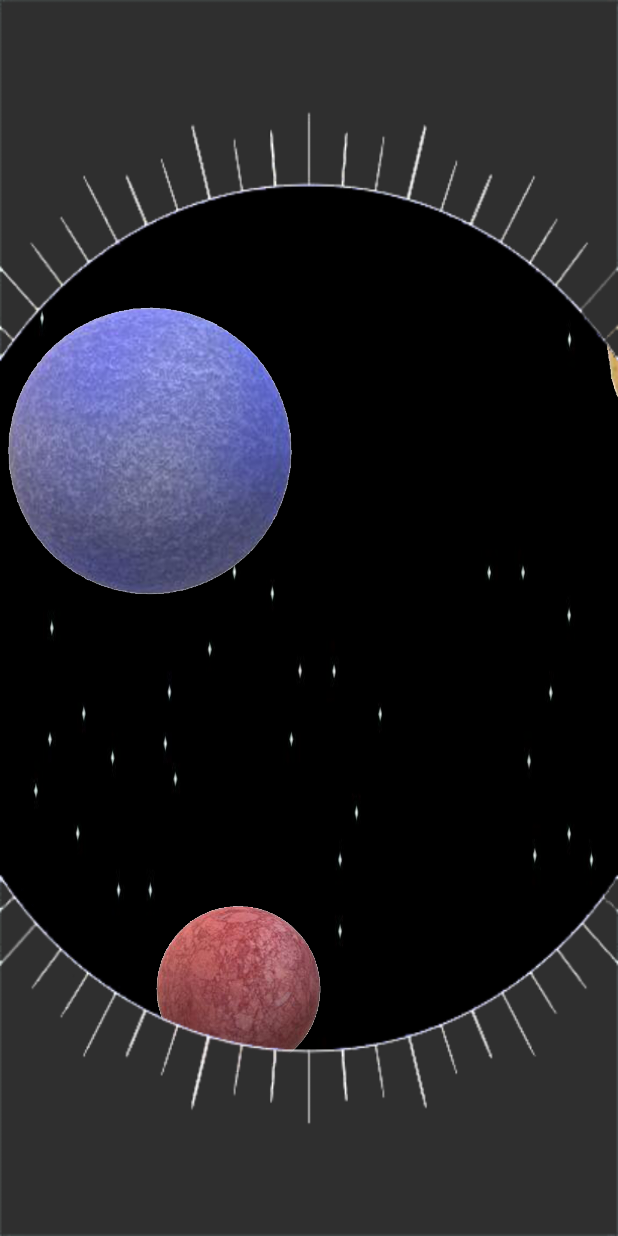
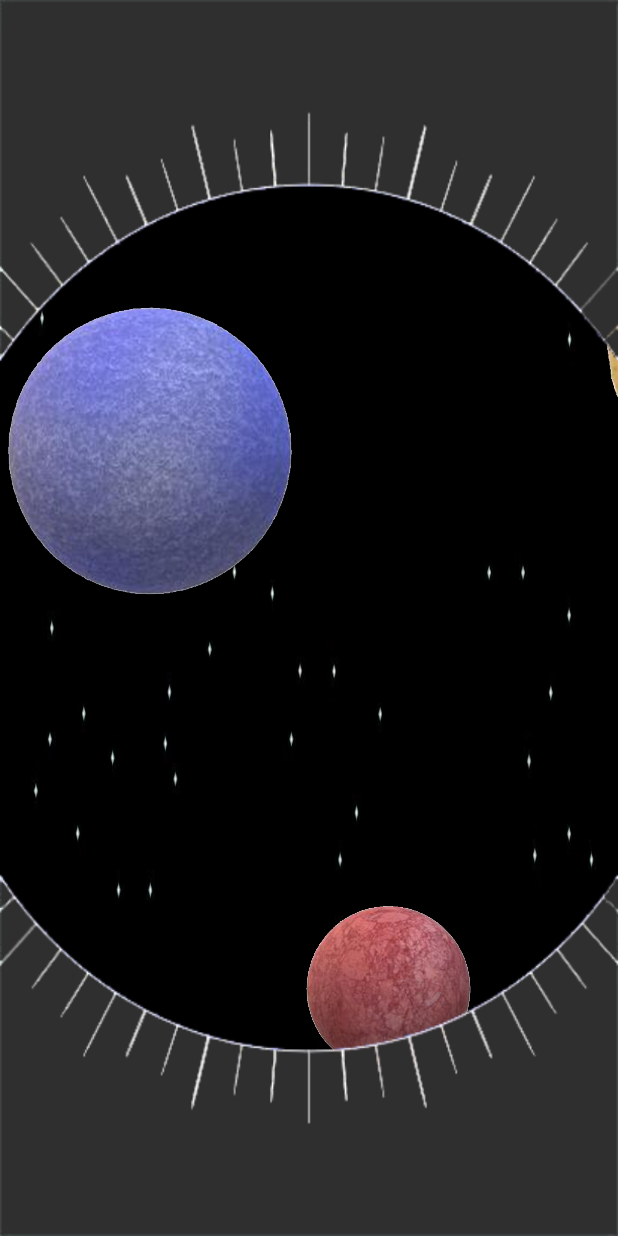
Before and after one commit to YuXuanwanwan/ElApplication, an Android app: the InTheScolpe screen opened directly, with no data from a screen before it, on a phone screen of 412 x 824 dp. Run offline under Robolectric (Android 15) with nearby library versions, the light colour scheme and no system bars.

Commit message:
修改了星球位置

```diff
--- a/app/src/main/java/com/example/elapplication/ControlTable/Li/InTheScolpe.java
+++ b/app/src/main/java/com/example/elapplication/ControlTable/Li/InTheScolpe.java
@@ -35,6 +35,7 @@ public class InTheScolpe extends AppCompatActivity {
 
         imageView=(ImageView)findViewById(R.id.temptele);
         imageView.bringToFront();
+
     }
 
     private final static float[] BUTTON_PRESSED = new float[] {
--- a/app/src/main/res/layout/activity_in_the_scolpe.xml
+++ b/app/src/main/res/layout/activity_in_the_scolpe.xml
@@ -42,7 +42,7 @@
             android:layout_height="120dp"
             android:background="@drawable/s4"
             android:layout_marginTop="600dp"
-            android:layout_marginLeft="100dp"/>
+            android:layout_marginLeft="200dp"/>
         <ImageButton
             android:id="@+id/s5"
             android:layout_width="200dp"
```
